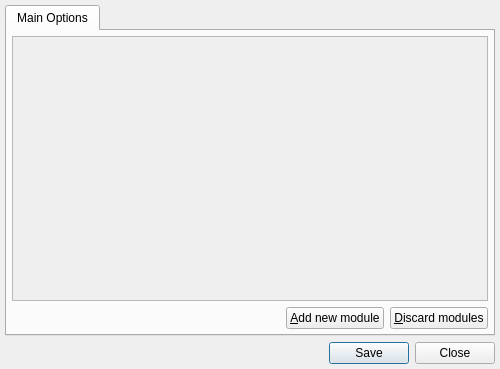
The window that analyzer/forms/OptionsDialog.ui (jvesely/netsniffer) describes before a commit, drawn with Qt 5.
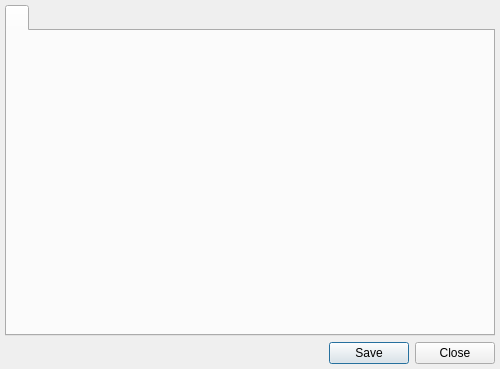
The same window after the commit. Icons and pictures are not drawn.

Commit message: changing options pages

Patch:
```diff
--- a/analyzer/forms/OptionsDialog.ui
+++ b/analyzer/forms/OptionsDialog.ui
@@ -64,137 +64,19 @@
      <property name="tabShape" >
       <enum>QTabWidget::Rounded</enum>
      </property>
-     <property name="currentIndex" >
-      <number>0</number>
-     </property>
-     <property name="elideMode" >
+     <property name="elideMode">
       <enum>Qt::ElideNone</enum>
      </property>
-     <widget class="QWidget" name="tabMain" >
-      <property name="geometry" >
-       <rect>
-        <x>0</x>
-        <y>0</y>
-        <width>486</width>
-        <height>297</height>
-       </rect>
-      </property>
-      <property name="sizePolicy" >
-       <sizepolicy vsizetype="Ignored" hsizetype="Ignored" >
+     <widget class="QWidget" name="widget">
+      <property name="sizePolicy">
+       <sizepolicy hsizetype="Ignored" vsizetype="Ignored">
         <horstretch>0</horstretch>
         <verstretch>0</verstretch>
        </sizepolicy>
       </property>
-      <attribute name="title" >
-       <string>Main Options</string>
+      <attribute name="title">
+       <string/>
       </attribute>
-      <attribute name="icon" >
-       <iconset resource="../res/images.qrc" >
-        <normaloff>:/net/dialog-information.png</normaloff>:/net/dialog-information.png</iconset>
-      </attribute>
-      <attribute name="toolTip" >
-       <string>Plugin Control Page</string>
-      </attribute>
-      <layout class="QVBoxLayout" >
-       <property name="margin" >
-        <number>5</number>
-       </property>
-       <item>
-        <widget class="QScrollArea" name="scrollAreaControl" >
-         <property name="autoFillBackground" >
-          <bool>false</bool>
-         </property>
-         <property name="widgetResizable" >
-          <bool>true</bool>
-         </property>
-         <widget class="QWidget" name="scrollAreaWidgetContents" >
-          <property name="geometry" >
-           <rect>
-            <x>0</x>
-            <y>0</y>
-            <width>472</width>
-            <height>248</height>
-           </rect>
-          </property>
-          <layout class="QVBoxLayout" name="verticalLayout" >
-           <item>
-            <spacer name="verticalSpacer" >
-             <property name="orientation" >
-              <enum>Qt::Vertical</enum>
-             </property>
-             <property name="sizeHint" stdset="0" >
-              <size>
-               <width>20</width>
-               <height>40</height>
-              </size>
-             </property>
-            </spacer>
-           </item>
-          </layout>
-         </widget>
-        </widget>
-       </item>
-       <item>
-        <layout class="QHBoxLayout" >
-         <item>
-          <spacer>
-           <property name="orientation" >
-            <enum>Qt::Horizontal</enum>
-           </property>
-           <property name="sizeHint" stdset="0" >
-            <size>
-             <width>40</width>
-             <height>20</height>
-            </size>
-           </property>
-          </spacer>
-         </item>
-         <item>
-          <widget class="QPushButton" name="pushButtonAdd" >
-           <property name="sizePolicy" >
-            <sizepolicy vsizetype="Fixed" hsizetype="Fixed" >
-             <horstretch>0</horstretch>
-             <verstretch>0</verstretch>
-            </sizepolicy>
-           </property>
-           <property name="toolTip" >
-            <string>Add new recognizer module</string>
-           </property>
-           <property name="text" >
-            <string>&amp;Add new module</string>
-           </property>
-           <property name="icon" >
-            <iconset resource="../res/images.qrc" >
-             <normaloff>:/file/add.png</normaloff>:/file/add.png</iconset>
-           </property>
-           <property name="flat" >
-            <bool>false</bool>
-           </property>
-          </widget>
-         </item>
-         <item>
-          <widget class="QPushButton" name="pushButtonDiscard" >
-           <property name="sizePolicy" >
-            <sizepolicy vsizetype="Fixed" hsizetype="Fixed" >
-             <horstretch>0</horstretch>
-             <verstretch>0</verstretch>
-            </sizepolicy>
-           </property>
-           <property name="toolTip" >
-            <string>Discard all modules</string>
-           </property>
-           <property name="text" >
-            <string>&amp;Discard modules</string>
-           </property>
-           <property name="icon" >
-            <iconset resource="../res/images.qrc" >
-             <normaloff>:/file/discard.png</normaloff>:/file/discard.png</iconset>
-           </property>
-          </widget>
-         </item>
-        </layout>
-       </item>
-      </layout>
      </widget>
     </widget>
    </item>
```
Left out of the diff: 65 changed lines with no effect on the pictures. The commit also changes 6 other files.
